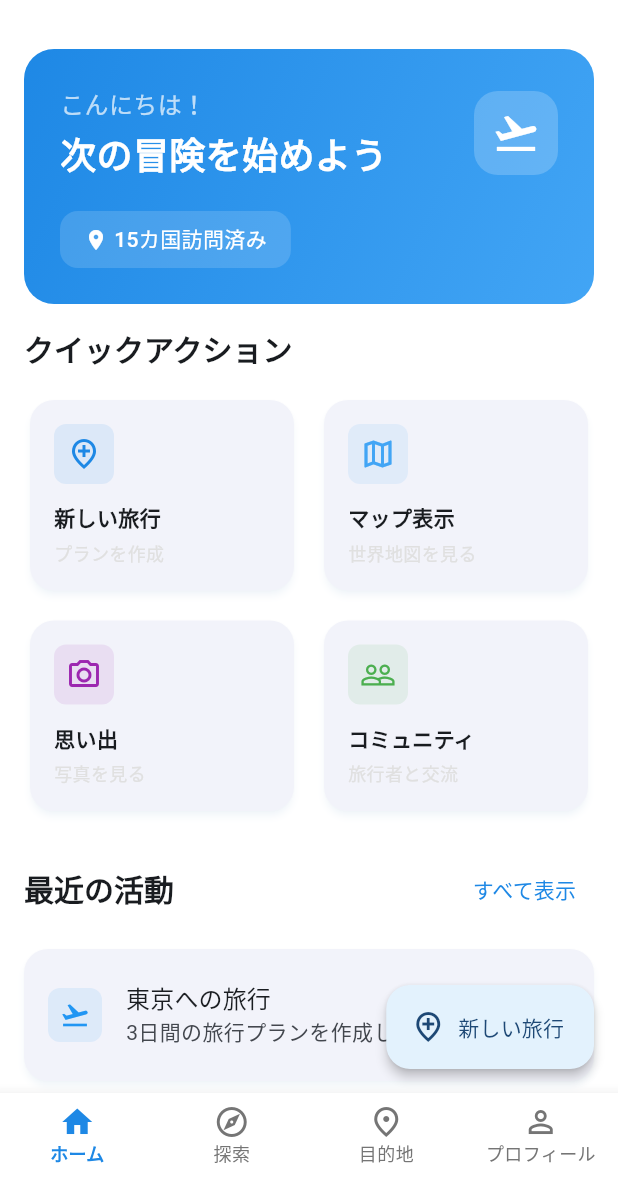
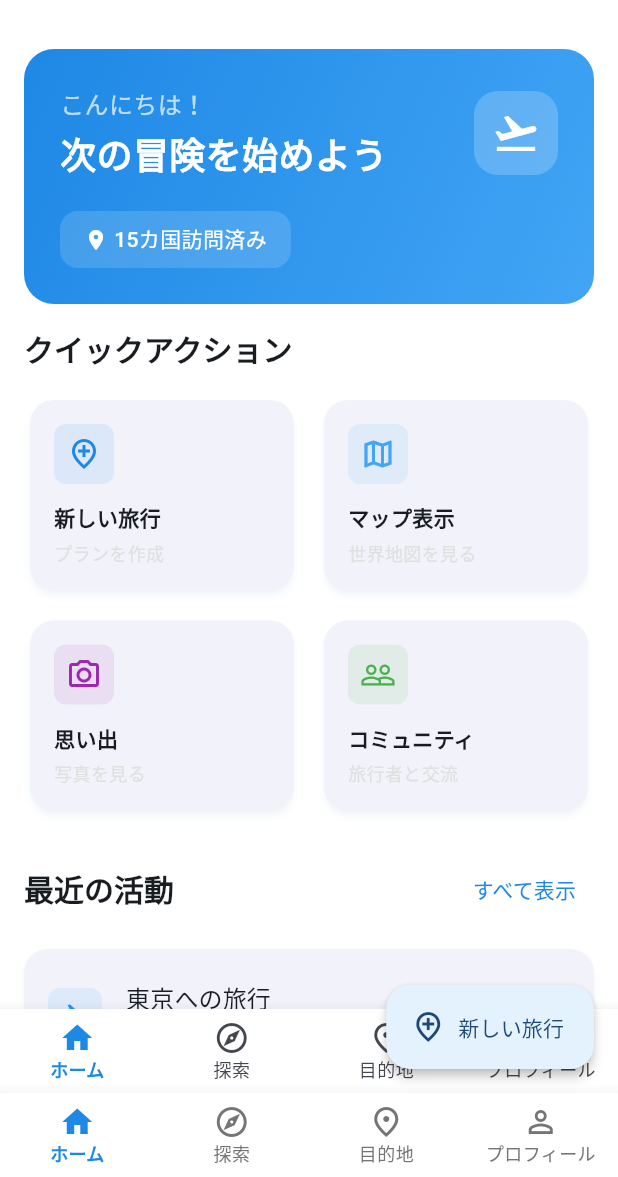
Before and after one commit to bull-012/world-travel, a Flutter app: the screen it shows after launch, on a phone screen of 412 x 824 dp, the part 59-1236 px from its top. Run offline on Flutter 3.47's test engine with Material 3 defaults, Android fonts, the phone set to English and light mode, and no system bars; drawn by our look-alikes of flutter_animate; our stand-ins replace firebase_auth, firebase_remote_config, flutter_hooks, formz, go_router, hooks_riverpod and 4 more; accounts and stored records are empty; generated files the repository leaves out were written again.

Commit message:
feat: HomePageにBottomNavigationBarを追加
【機能追加】
- HomePageを独立したナビゲーション機能付きに変更
- StatefulWidgetで状態管理を実装
- 4つのタブ選択機能（ホーム、探索、目的地、プロフィール）

【UI/UX改善】
- BottomNavigationBarでよくある標準的なタブUI
- activeIcon機能で線画→filledアイコンの自動切り替え
- スムーズなslideYアニメーション（1200ms delay）
- タブ選択時のSnackBar フィードバック

【デザイン統一】
- テーマカラーに準拠した色彩設計
- elevation: 8 で適切な影効果
- Material Design準拠のアイコンとラベル

🤖 Generated with [Claude Code](https://claude.ai/code)

Co-Authored-By: Claude <noreply@anthropic.com>

```diff
--- a/lib/pages/home_page.dart
+++ b/lib/pages/home_page.dart
@@ -2,8 +2,35 @@ import 'package:flutter/material.dart';
 import 'package:flutter_animate/flutter_animate.dart';
 import 'package:world_travel/common/widgets/index.dart';
 
-class HomePage extends StatelessWidget {
+class HomePage extends StatefulWidget {
   const HomePage({super.key});
+
+  @override
+  State<HomePage> createState() => _HomePageState();
+}
+
+class _HomePageState extends State<HomePage> {
+  int _selectedIndex = 0;
+
+  void _onItemTapped(int index) {
+    setState(() {
+      _selectedIndex = index;
+    });
+
+    // タブごとの動作
+    final messages = [
+      'ホームタブが選択されました',
+      '探索タブが選択されました',
+      '目的地タブが選択されました',
+      'プロフィールタブが選択されました',
+    ];
+
+    if (index < messages.length) {
+      ScaffoldMessenger.of(context).showSnackBar(
+        SnackBar(content: Text(messages[index])),
+      );
+    }
+  }
 
   @override
   Widget build(BuildContext context) {
@@ -277,6 +304,42 @@ class HomePage extends StatelessWidget {
           ),
         ],
       ),
+      bottomNavigationBar: BottomNavigationBar(
+        currentIndex: _selectedIndex,
+        onTap: _onItemTapped,
+        type: BottomNavigationBarType.fixed,
+        selectedItemColor: theme.colorScheme.primary,
+        unselectedItemColor: theme.colorScheme.onSurfaceVariant,
+        backgroundColor: theme.colorScheme.surface,
+        elevation: 8,
+        items: const [
+          BottomNavigationBarItem(
+            icon: Icon(Icons.home_outlined),
+            activeIcon: Icon(Icons.home),
+            label: 'ホーム',
+          ),
+          BottomNavigationBarItem(
+            icon: Icon(Icons.explore_outlined),
+            activeIcon: Icon(Icons.explore),
+            label: '探索',
+          ),
+          BottomNavigationBarItem(
+            icon: Icon(Icons.place_outlined),
+            activeIcon: Icon(Icons.place),
+            label: '目的地',
+          ),
+          BottomNavigationBarItem(
+            icon: Icon(Icons.person_outline),
+            activeIcon: Icon(Icons.person),
+            label: 'プロフィール',
+          ),
+        ],
+      ).animate().slideY(
+        begin: 1,
+        duration: const Duration(milliseconds: 600),
+        curve: Curves.easeOutCubic,
+        delay: const Duration(milliseconds: 1200),
+      ),
     );
   }
 }
```
